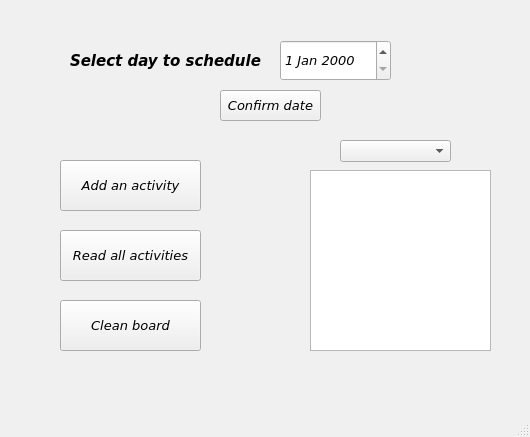
Qt form mainwindow.ui (LorisV/ScheduLife) before a commit.
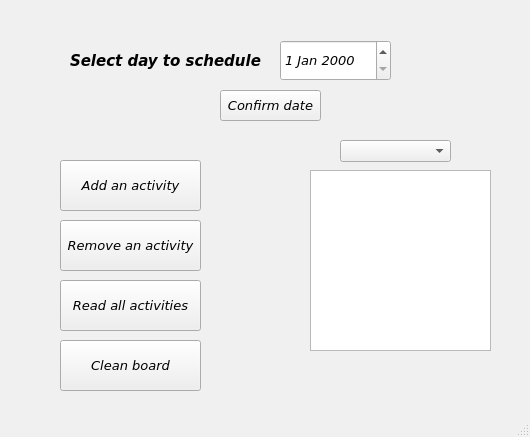
The same form after that commit.

Commit message: Time are now displayed correctly. Remove activity UI inserted

```diff
--- a/mainwindow.ui
+++ b/mainwindow.ui
@@ -187,7 +187,7 @@
     <property name="geometry">
      <rect>
       <x>60</x>
-      <y>230</y>
+      <y>280</y>
       <width>141</width>
       <height>51</height>
      </rect>
@@ -254,7 +254,7 @@
     <property name="geometry">
      <rect>
       <x>60</x>
-      <y>300</y>
+      <y>340</y>
       <width>141</width>
       <height>51</height>
      </rect>
@@ -263,6 +263,19 @@
      <string>Clean board</string>
     </property>
    </widget>
+   <widget class="QPushButton" name="buttonRemoveActivity">
+    <property name="geometry">
+     <rect>
+      <x>60</x>
+      <y>220</y>
+      <width>141</width>
+      <height>51</height>
+     </rect>
+    </property>
+    <property name="text">
+     <string>Remove an activity</string>
+    </property>
+   </widget>
   </widget>
   <widget class="QStatusBar" name="statusbar"/>
  </widget>
```
The commit also changes 8 other files.
